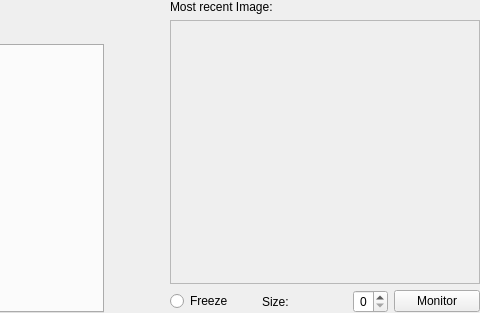
Above: gui/snowgui/icegui/guidercontrollerwidget.ui from AndreasFMueller/AstroPhotography before the change; both pictures show x 452 to 932 and y 0 to 313 of the 932 by 313 pixel window. Below: the same form after it.
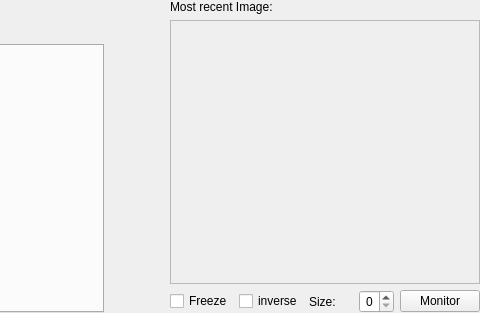
That is the form after the change. Custom widgets are drawn as their Qt base class.

Diff of the .ui file:
```diff
--- a/gui/snowgui/icegui/guidercontrollerwidget.ui
+++ b/gui/snowgui/icegui/guidercontrollerwidget.ui
@@ -346,12 +346,19 @@
           <number>0</number>
          </property>
          <item>
-          <widget class="QRadioButton" name="freezeButton">
+          <widget class="QCheckBox" name="freezeButton">
            <property name="text">
             <string>Freeze</string>
            </property>
           </widget>
          </item>
+         <item>
+          <widget class="QCheckBox" name="inverseBox">
+           <property name="text">
+            <string>inverse</string>
+           </property>
+          </widget>
+         </item>
          <item>
           <widget class="QLabel" name="imageStepLabel">
            <property name="text">
@@ -391,17 +398,17 @@
   </layout>
  </widget>
  <customwidgets>
+  <customwidget>
+   <class>snowgui::LogSpinBox</class>
+   <extends>QDoubleSpinBox</extends>
+   <header location="global">LogSpinBox.h</header>
+  </customwidget>
   <customwidget>
    <class>snowgui::calibrationwidget</class>
    <extends>QWidget</extends>
    <header location="global">calibrationwidget.h</header>
    <container>1</container>
   </customwidget>
-  <customwidget>
-   <class>snowgui::LogSpinBox</class>
-   <extends>QDoubleSpinBox</extends>
-   <header location="global">LogSpinBox.h</header>
-  </customwidget>
  </customwidgets>
  <resources/>
  <connections/>
```
